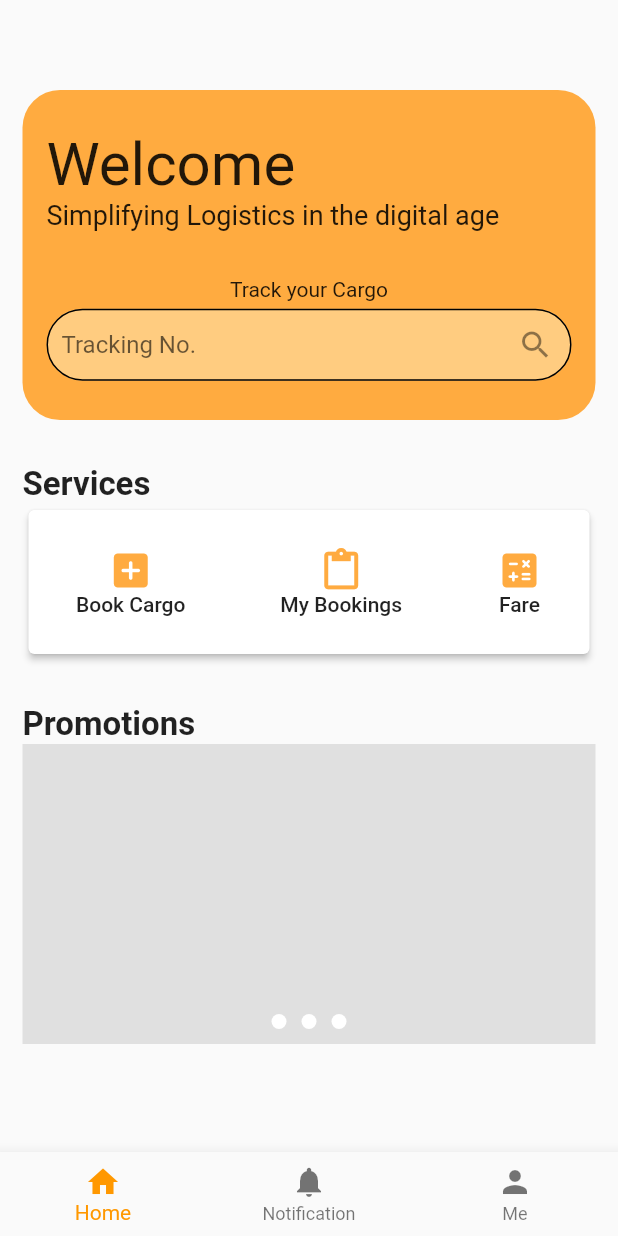
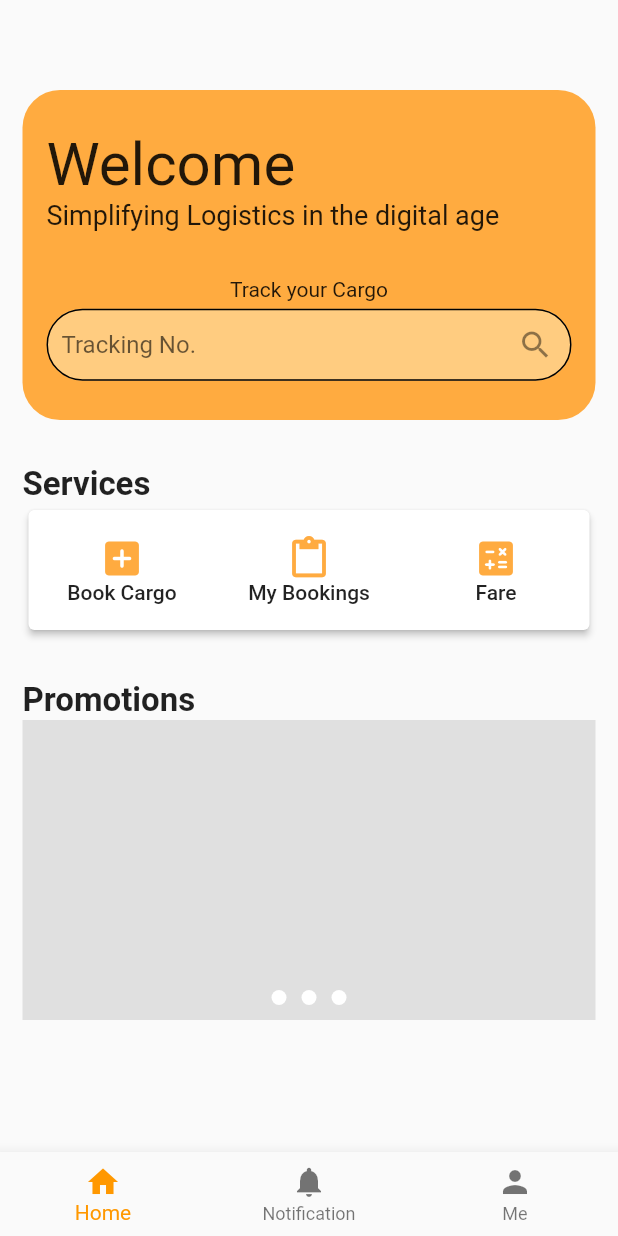
Before and after one commit to jodelmar1016/SUNDO-Freight, a Flutter app: the screen it shows after launch, on a phone screen of 412 x 824 dp. Run offline on Flutter 3.47's test engine with Material 2 defaults, Android fonts, the light colour scheme and no system bars.

Commit message:
design booking page

```diff
--- a/lib/pages/home.dart
+++ b/lib/pages/home.dart
@@ -1,4 +1,6 @@
 import 'package:flutter/material.dart';
+import 'package:freight/pages/bookCargo.dart';
+import 'package:freight/router.dart';
 
 class Home extends StatelessWidget {
   const Home({super.key});
@@ -71,12 +73,21 @@ class Home extends StatelessWidget {
     // SERVICES ------------------------------------->
     Widget services = Card(
       elevation: 2,
-      child: Padding(
-        padding: const EdgeInsets.symmetric(vertical: 25),
       child: Row(
         mainAxisAlignment: MainAxisAlignment.spaceAround,
         children: [
-            Column(
+          GestureDetector(
+            onTap: () {
+              Navigator.push(
+                context,
+                MaterialPageRoute(builder: (context) => BookCargo()),
+              );
+            },
+            child: Container(
+              width: MediaQuery.of(context).size.width / 4,
+              height: 80,
+              child: Column(
+                mainAxisAlignment: MainAxisAlignment.center,
                 children: [
                   Icon(
                     Icons.add_box_rounded,
@@ -91,7 +102,15 @@ class Home extends StatelessWidget {
                   ),
                 ],
               ),
-            Column(
+            ),
+          ),
+          GestureDetector(
+            onTap: () {},
+            child: Container(
+              width: MediaQuery.of(context).size.width / 4,
+              height: 80,
+              child: Column(
+                mainAxisAlignment: MainAxisAlignment.center,
                 children: [
                   Icon(
                     Icons.paste,
@@ -106,7 +125,15 @@ class Home extends StatelessWidget {
                   ),
                 ],
               ),
-            Column(
+            ),
+          ),
+          GestureDetector(
+            onTap: () {},
+            child: Container(
+              width: MediaQuery.of(context).size.width / 4,
+              height: 80,
+              child: Column(
+                mainAxisAlignment: MainAxisAlignment.center,
                 children: [
                   Icon(
                     Icons.calculate_rounded,
@@ -121,8 +148,9 @@ class Home extends StatelessWidget {
                   ),
                 ],
               ),
+            ),
+          ),
         ],
-        ),
       ),
     );
 
@@ -145,7 +173,7 @@ class Home extends StatelessWidget {
                 color: Colors.white,
               ),
             ),
-            SizedBox(width: 10),
+            const SizedBox(width: 10),
             Container(
               width: 10,
               height: 10,
@@ -154,7 +182,7 @@ class Home extends StatelessWidget {
                 color: Colors.white,
               ),
             ),
-            SizedBox(width: 10),
+            const SizedBox(width: 10),
             Container(
               width: 10,
               height: 10,
@@ -179,8 +207,8 @@ class Home extends StatelessWidget {
               crossAxisAlignment: CrossAxisAlignment.start,
               children: [
                 header,
-                SizedBox(height: 30),
-                Text(
+                const SizedBox(height: 30),
+                const Text(
                   'Services',
                   style: TextStyle(
                     fontSize: 22,
@@ -188,8 +216,8 @@ class Home extends StatelessWidget {
                   ),
                 ),
                 services,
-                SizedBox(height: 30),
-                Text(
+                const SizedBox(height: 30),
+                const Text(
                   'Promotions',
                   style: TextStyle(
                     fontSize: 22,
```
Also changed, not shown: lib/pages/bookCargo.dart (added, +285 -0 lines). Lines whose indentation alone changed are shown as unchanged.
